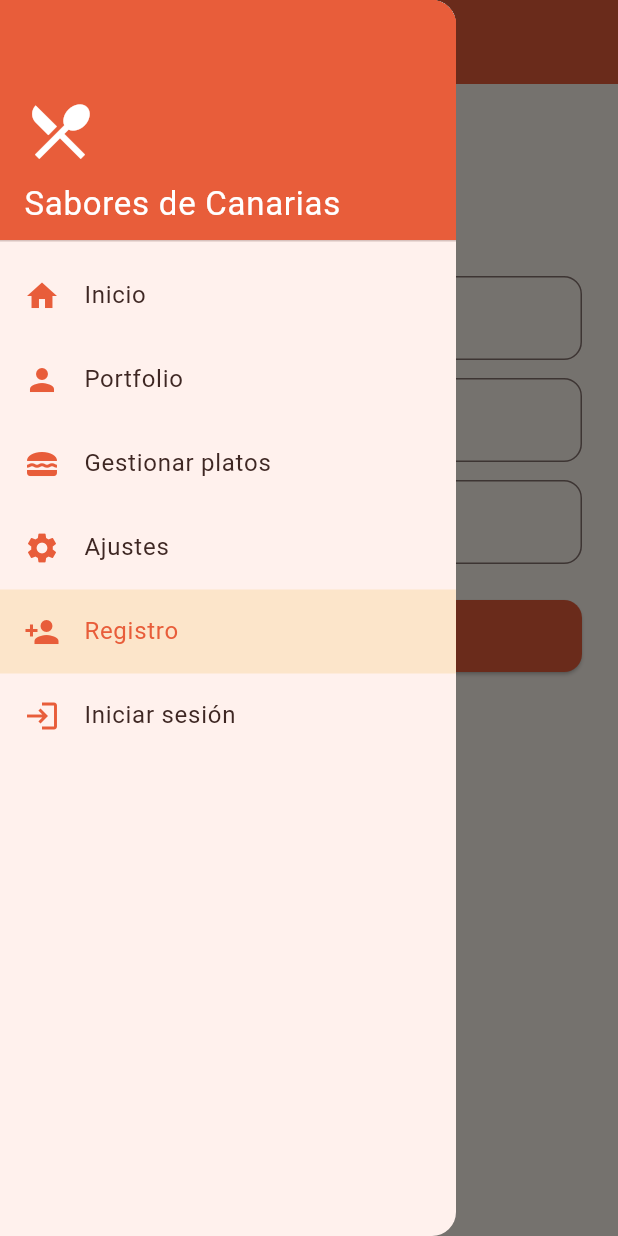
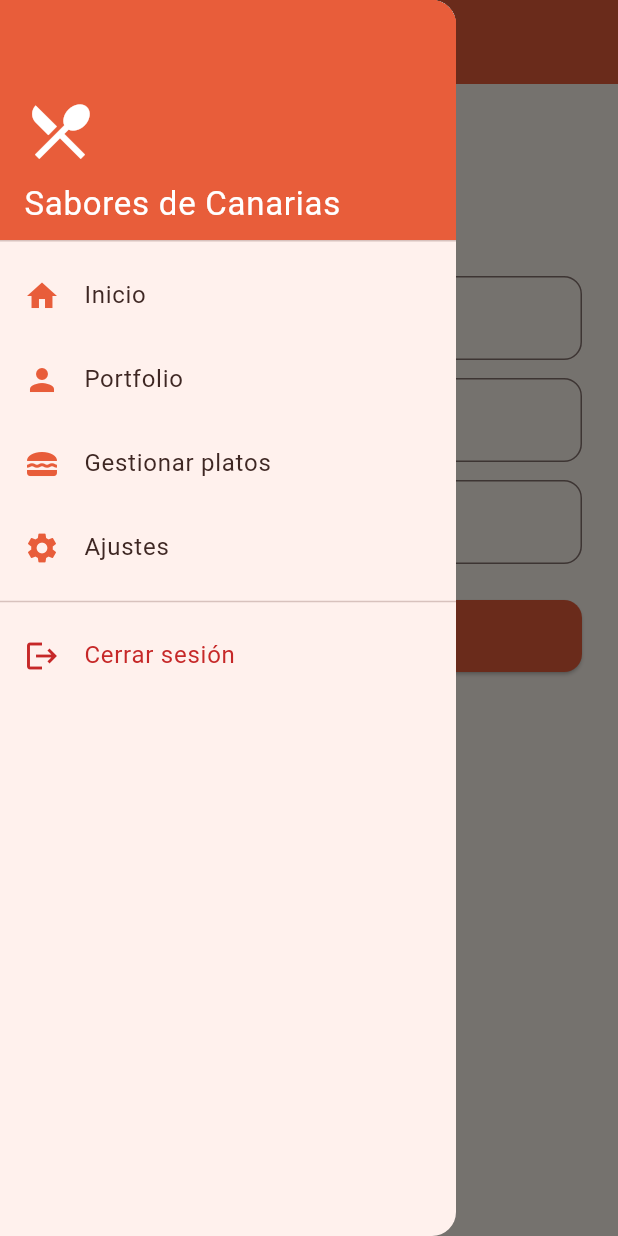
Before and after one commit to usr4173-collab/pgl_p2_myportfolio, a Flutter app: the RegisterScreen screen opened by its route, with the side drawer open, on a phone screen of 412 x 824 dp. Run offline on Flutter 3.47's test engine with Material 3 defaults, Android fonts, the phone set to English and light mode, and no system bars; our stand-ins replace flutter_secure_storage, go_router, qr_flutter, shared_preferences; accounts and stored records are empty; network calls fail.

Commit message:
Seguridad de inicio de sesión hecha

```diff
--- a/lib/core/constants/api_constants.dart
+++ b/lib/core/constants/api_constants.dart
@@ -5,6 +5,7 @@ class ApiConstants {
   // Endpoints (all the auth routes are under /users)
   static const String register = '/users/register';
   static const String login = '/users/login';
+  static const String checkToken = '/users/check-token';
 
   // The server is on Render's free plan: when it is "asleep",
   // the first request can take up to ~1 minute to answer.
--- a/lib/core/constants/app_strings.dart
+++ b/lib/core/constants/app_strings.dart
@@ -15,13 +15,16 @@ class AppStrings {
   static const String menuPortfolio = 'Portfolio';
   static const String menuDishes = 'Gestionar platos';
   static const String menuSettings = 'Ajustes';
-  static const String menuRegister = 'Registro';
-  static const String menuLogin = 'Iniciar sesión';
+  static const String menuLogout = 'Cerrar sesión';
 
   // Auth (register / login)
   static const String registerTitle = 'Crear cuenta';
   static const String loginTitle = 'Iniciar sesión';
   static const String loginButton = 'Entrar';
+  static const String checkingSession = 'Comprobando sesión...';
+  static const String tokenSaveError =
+      'No se ha podido guardar la sesión en el dispositivo.';
+  static const String goToLogin = '¿Ya tienes cuenta? Inicia sesión';
   static const String goToRegister = '¿No tienes cuenta? Regístrate';
   static const String fullName = 'Nombre completo';
   static const String email = 'Email';
--- a/lib/core/router/app_router.dart
+++ b/lib/core/router/app_router.dart
@@ -20,7 +20,8 @@ class AppRoutes {
 /// App navigation with go_router.
 /// Each GoRoute links a path with the screen that is shown.
 final GoRouter appRouter = GoRouter(
-  initialLocation: AppRoutes.welcome,
+  // The app always starts on the login screen
+  initialLocation: AppRoutes.login,
   routes: [
     GoRoute(
       path: AppRoutes.welcome,
--- /dev/null
+++ b/lib/core/services/token_storage_service.dart
@@ -0,0 +1,35 @@
+import 'package:flutter_secure_storage/flutter_secure_storage.dart';
+
+/// Saves the session token (JWT) in a SECURE way in the device.
+///
+/// It uses flutter_secure_storage instead of shared_preferences because:
+/// - shared_preferences saves plain text (anyone with access to the files
+///   of the app could read the token and use the session).
+/// - flutter_secure_storage encrypts the data with the system tools:
+///   Android Keystore on Android and Keychain on iOS.
+///
+/// Singleton, like LocalStorageService: only one instance in the app.
+class TokenStorageService {
+  TokenStorageService._internal();
+  static final TokenStorageService _instance = TokenStorageService._internal();
+  factory TokenStorageService.getInstance() => _instance;
+
+  // Key used to save the token (constant to avoid typos)
+  static const String _tokenKey = 'auth_token';
+
+  // encryptedSharedPreferences: on Android the values are encrypted with
+  // AES and the key is kept in the Android Keystore
+  final FlutterSecureStorage _storage = const FlutterSecureStorage(
+    aOptions: AndroidOptions(encryptedSharedPreferences: true),
+  );
+
+  /// Saves (or replaces) the token after a successful login.
+  Future<void> saveToken(String token) =>
+      _storage.write(key: _tokenKey, value: token);
+
+  /// Returns the saved token, or null if there is no session.
+  Future<String?> getToken() => _storage.read(key: _tokenKey);
+
+  /// Deletes the token (for example when the user logs out).
+  Future<void> deleteToken() => _storage.delete(key: _tokenKey);
+}
--- a/lib/core/widgets/drawer_menu.dart
+++ b/lib/core/widgets/drawer_menu.dart
@@ -5,6 +5,7 @@ import 'package:pgl_p2_myportfolio/core/constants/app_colors.dart';
 import 'package:pgl_p2_myportfolio/core/constants/app_sizes.dart';
 import 'package:pgl_p2_myportfolio/core/constants/app_strings.dart';
 import 'package:pgl_p2_myportfolio/core/router/app_router.dart';
+import 'package:pgl_p2_myportfolio/core/services/token_storage_service.dart';
 
 /// Side menu (Drawer) shared by all the screens.
 /// It navigates with go_router and highlights the current screen.
@@ -64,21 +65,36 @@ class DrawerMenu extends StatelessWidget {
             route: AppRoutes.settings,
             selected: currentPath == AppRoutes.settings,
           ),
-          _DrawerItem(
-            icon: Icons.person_add,
-            text: AppStrings.menuRegister,
-            route: AppRoutes.register,
-            selected: currentPath == AppRoutes.register,
-          ),
-          _DrawerItem(
-            icon: Icons.login,
-            text: AppStrings.menuLogin,
-            route: AppRoutes.login,
-            selected: currentPath == AppRoutes.login,
+          const Divider(),
+          // Logout: deletes the token and goes back to the login screen
+          ListTile(
+            leading: const Icon(Icons.logout, color: AppColors.error),
+            title: const Text(
+              AppStrings.menuLogout,
+              style: TextStyle(color: AppColors.error),
+            ),
+            onTap: () => _logout(context),
           ),
         ],
       ),
     );
+  }
+
+  /// Deletes the session token from the secure storage and goes to login.
+  Future<void> _logout(BuildContext context) async {
+    // Take the router BEFORE closing the drawer: after pop() this context
+    // belongs to a widget that is no longer on screen
+    final GoRouter router = GoRouter.of(context);
+    Navigator.pop(context); // close the drawer
+
+    try {
+      await TokenStorageService.getInstance().deleteToken();
+    } catch (_) {
+      // Even if the storage fails, the user leaves the private screens
+    }
+
+    // go() replaces the whole stack: "back" can not return to the app
+    router.go(AppRoutes.login);
   }
 }
 
--- a/pubspec.yaml
+++ b/pubspec.yaml
@@ -13,6 +13,7 @@ dependencies:
   cupertino_icons: ^1.0.8
   go_router: ^16.0.0
   http: ^1.2.2
+  flutter_secure_storage: ^9.2.4
   qr_flutter: ^4.1.0
   shared_preferences: ^2.5.3
 
```
Also changed, not shown: lib/core/services/auth_service.dart (+19 -0 lines), lib/features/auth/login_screen.dart (+66 -4 lines), pubspec.lock.
